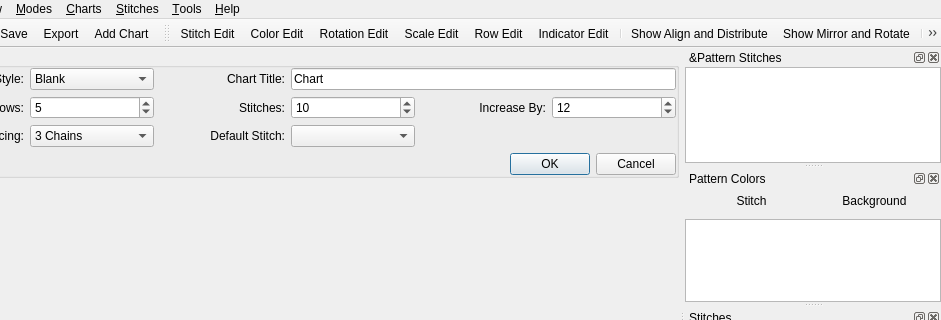
iPenguin/CrochetCharts, file src/mainwindow.ui: the form before one commit; both pictures show x 104 to 1045 and y 0 to 320 of the 1045 by 592 pixel window.
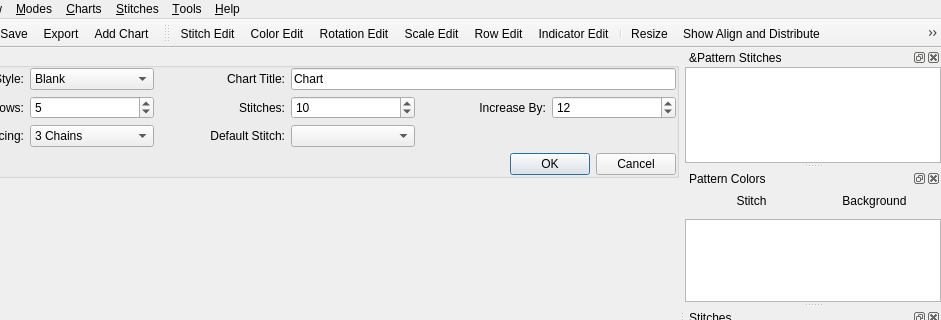
The form after the commit. Icons and pictures are not drawn. Custom widgets are drawn as their Qt base class.

Commit message: added icon for resizing

```diff
--- a/src/mainwindow.ui
+++ b/src/mainwindow.ui
@@ -761,6 +761,7 @@
    <addaction name="actionCreateRows"/>
    <addaction name="actionIndicatorMode"/>
    <addaction name="separator"/>
+   <addaction name="actionShowResizeDock"/>
    <addaction name="actionShowAlignDock"/>
    <addaction name="actionShowMirrorDock"/>
    <addaction name="separator"/>
```
Left out of the diff: 7 changed lines with no effect on the pictures. The commit also changes 2 other files.
